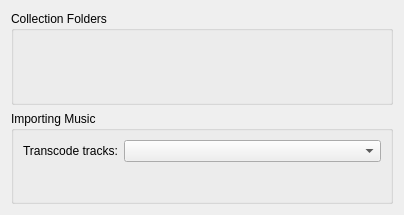
First picture: the form in src/configdialog/dialogs/CollectionConfig.ui, repository netrunner-debian-kde-extras/amarok, before the edit.
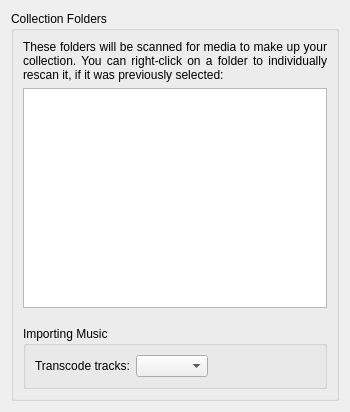
Second picture: the form after the edit. Custom widgets are drawn as their Qt base class.

The edit to the form file:
```diff
--- a/src/configdialog/dialogs/CollectionConfig.ui
+++ b/src/configdialog/dialogs/CollectionConfig.ui
@@ -6,27 +6,61 @@
    <rect>
     <x>0</x>
     <y>0</y>
-    <width>404</width>
-    <height>215</height>
+    <width>350</width>
+    <height>412</height>
    </rect>
   </property>
   <property name="windowTitle">
    <string>Collection Setup</string>
   </property>
-  <layout class="QVBoxLayout" name="rootLayout">
+  <layout class="QVBoxLayout" name="verticalLayout">
    <item>
     <widget class="QGroupBox" name="collectionFoldersBox">
      <property name="title">
       <string>Collection Folders</string>
      </property>
-    </widget>
-   </item>
+     <layout class="QVBoxLayout" name="verticalLayout_2">
+      <item>
+       <widget class="QLabel" name="descriptionLabel">
+        <property name="text">
+         <string>These folders will be scanned for media to make up your collection. You can right-click on a folder to individually rescan it, if it was previously selected:</string>
+        </property>
+        <property name="alignment">
+         <set>Qt::AlignJustify|Qt::AlignVCenter</set>
+        </property>
+        <property name="wordWrap">
+         <bool>true</bool>
+        </property>
+       </widget>
+      </item>
+      <item>
+       <widget class="CollectionSetupTreeView" name="view">
+        <property name="headerHidden">
+         <bool>true</bool>
+        </property>
+       </widget>
+      </item>
+      <item>
+       <widget class="QWidget" name="buttonContainer" native="true"/>
+      </item>
+      <item>
+       <widget class="QWidget" name="checkboxContainer" native="true"/>
+      </item>
    <item>
     <widget class="QGroupBox" name="importingBox">
+        <property name="sizePolicy">
+         <sizepolicy hsizetype="Minimum" vsizetype="Minimum">
+          <horstretch>0</horstretch>
+          <verstretch>0</verstretch>
+         </sizepolicy>
+        </property>
      <property name="title">
       <string>Importing Music</string>
      </property>
      <layout class="QFormLayout" name="formLayout">
+         <property name="fieldGrowthPolicy">
+          <enum>QFormLayout::ExpandingFieldsGrow</enum>
+         </property>
       <item row="0" column="0">
        <widget class="QLabel" name="transcodeLabel">
         <property name="toolTip">
@@ -49,12 +83,20 @@
    </item>
   </layout>
  </widget>
+   </item>
+  </layout>
+ </widget>
  <customwidgets>
   <customwidget>
    <class>Transcoding::SelectConfigWidget</class>
    <extends>QComboBox</extends>
    <header>transcoding/TranscodingSelectConfigWidget.h</header>
   </customwidget>
+  <customwidget>
+   <class>CollectionSetupTreeView</class>
+   <extends>QTreeView</extends>
+   <header>widgets/CollectionSetupTreeView.h</header>
+  </customwidget>
  </customwidgets>
  <includes>
   <include location="local">klineedit.h</include>
```
Lines whose indentation alone changed are shown as unchanged.
